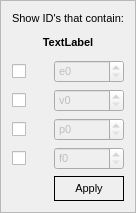
First picture: the form in idfilter.ui, repository pjrinaldi/wombatforensics, before the edit.
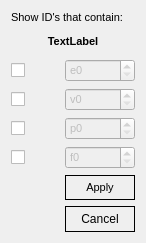
Second picture: the form after the edit.

Commit message: modified filters to a qdialog instead of a qwidget so that it is easier to display with border issues

```diff
--- a/idfilter.ui
+++ b/idfilter.ui
@@ -1,34 +1,19 @@
 <?xml version="1.0" encoding="UTF-8"?>
 <ui version="4.0">
  <class>IdFilter</class>
- <widget class="QFrame" name="IdFilter">
-  <property name="windowModality">
-   <enum>Qt::WindowModal</enum>
-  </property>
+ <widget class="QDialog" name="IdFilter">
   <property name="geometry">
    <rect>
     <x>0</x>
     <y>0</y>
-    <width>148</width>
-    <height>208</height>
+    <width>146</width>
+    <height>243</height>
    </rect>
   </property>
   <property name="windowTitle">
-   <string>Frame</string>
-  </property>
-  <property name="autoFillBackground">
-   <bool>true</bool>
-  </property>
-  <property name="frameShape">
-   <enum>QFrame::StyledPanel</enum>
-  </property>
-  <property name="frameShadow">
-   <enum>QFrame::Raised</enum>
+   <string>Dialog</string>
   </property>
   <layout class="QGridLayout" name="gridLayout">
-   <property name="sizeConstraint">
-    <enum>QLayout::SetFixedSize</enum>
-   </property>
    <item row="2" column="0">
     <widget class="QCheckBox" name="echeckBox">
      <property name="font">
@@ -41,6 +26,48 @@
      </property>
     </widget>
    </item>
+   <item row="1" column="0" colspan="2">
+    <widget class="QLabel" name="idlabel">
+     <property name="font">
+      <font>
+       <family>Ubuntu</family>
+       <pointsize>8</pointsize>
+       <weight>75</weight>
+       <bold>true</bold>
+      </font>
+     </property>
+     <property name="styleSheet">
+      <string notr="true">padding-top: 5px; padding-bottom: 5px;</string>
+     </property>
+     <property name="text">
+      <string>TextLabel</string>
+     </property>
+     <property name="textFormat">
+      <enum>Qt::AutoText</enum>
+     </property>
+     <property name="alignment">
+      <set>Qt::AlignCenter</set>
+     </property>
+    </widget>
+   </item>
+   <item row="5" column="1">
+    <widget class="QSpinBox" name="fspinBox">
+     <property name="enabled">
+      <bool>false</bool>
+     </property>
+     <property name="font">
+      <font>
+       <pointsize>8</pointsize>
+      </font>
+     </property>
+     <property name="prefix">
+      <string>f</string>
+     </property>
+     <property name="maximum">
+      <number>1000000000</number>
+     </property>
+    </widget>
+   </item>
    <item row="2" column="1">
     <widget class="QSpinBox" name="espinBox">
      <property name="enabled">
@@ -66,6 +93,13 @@
     </widget>
    </item>
    <item row="5" column="0">
+    <widget class="QCheckBox" name="fcheckBox">
+     <property name="text">
+      <string/>
+     </property>
+    </widget>
+   </item>
+   <item row="3" column="0">
     <widget class="QCheckBox" name="vcheckBox">
      <property name="font">
       <font>
@@ -77,32 +111,7 @@
      </property>
     </widget>
    </item>
-   <item row="5" column="1">
-    <widget class="QSpinBox" name="vspinBox">
-     <property name="enabled">
-      <bool>false</bool>
-     </property>
-     <property name="font">
-      <font>
-       <pointsize>8</pointsize>
-      </font>
-     </property>
-     <property name="prefix">
-      <string>v</string>
-     </property>
-     <property name="maximum">
-      <number>1000000000</number>
-     </property>
-    </widget>
-   </item>
-   <item row="6" column="0">
-    <widget class="QCheckBox" name="pcheckBox">
-     <property name="text">
-      <string/>
-     </property>
-    </widget>
-   </item>
-   <item row="6" column="1">
+   <item row="4" column="1">
     <widget class="QSpinBox" name="pspinBox">
      <property name="enabled">
       <bool>false</bool>
@@ -120,31 +129,6 @@
      </property>
     </widget>
    </item>
-   <item row="7" column="0">
-    <widget class="QCheckBox" name="fcheckBox">
-     <property name="text">
-      <string/>
-     </property>
-    </widget>
-   </item>
-   <item row="7" column="1">
-    <widget class="QSpinBox" name="fspinBox">
-     <property name="enabled">
-      <bool>false</bool>
-     </property>
-     <property name="font">
-      <font>
-       <pointsize>8</pointsize>
-      </font>
-     </property>
-     <property name="prefix">
-      <string>f</string>
-     </property>
-     <property name="maximum">
-      <number>1000000000</number>
-     </property>
-    </widget>
-   </item>
    <item row="0" column="0" colspan="2">
     <widget class="QLabel" name="label">
      <property name="font">
@@ -166,7 +150,32 @@
      </property>
     </widget>
    </item>
-   <item row="8" column="1">
+   <item row="4" column="0">
+    <widget class="QCheckBox" name="pcheckBox">
+     <property name="text">
+      <string/>
+     </property>
+    </widget>
+   </item>
+   <item row="3" column="1">
+    <widget class="QSpinBox" name="vspinBox">
+     <property name="enabled">
+      <bool>false</bool>
+     </property>
+     <property name="font">
+      <font>
+       <pointsize>8</pointsize>
+      </font>
+     </property>
+     <property name="prefix">
+      <string>v</string>
+     </property>
+     <property name="maximum">
+      <number>1000000000</number>
+     </property>
+    </widget>
+   </item>
+   <item row="6" column="1">
     <widget class="QPushButton" name="pushButton">
      <property name="font">
       <font>
@@ -191,27 +200,16 @@
      </property>
     </widget>
    </item>
-   <item row="1" column="0" colspan="2">
-    <widget class="QLabel" name="idlabel">
-     <property name="font">
-      <font>
-       <family>Ubuntu</family>
-       <pointsize>8</pointsize>
-       <weight>75</weight>
-       <bold>true</bold>
-      </font>
-     </property>
+   <item row="7" column="1">
+    <widget class="QPushButton" name="pushButton_2">
      <property name="styleSheet">
-      <string notr="true">padding-top: 5px; padding-bottom: 5px;</string>
+      <string notr="true">border: 1px solid black; padding: 5px 5px 5px 5px;</string>
      </property>
      <property name="text">
-      <string>TextLabel</string>
+      <string>Cancel</string>
      </property>
-     <property name="textFormat">
-      <enum>Qt::AutoText</enum>
-     </property>
-     <property name="alignment">
-      <set>Qt::AlignCenter</set>
+     <property name="flat">
+      <bool>true</bool>
      </property>
     </widget>
    </item>
```
Left out of the diff: 67 changed lines with no effect on the pictures. The commit also changes 28 other files.
